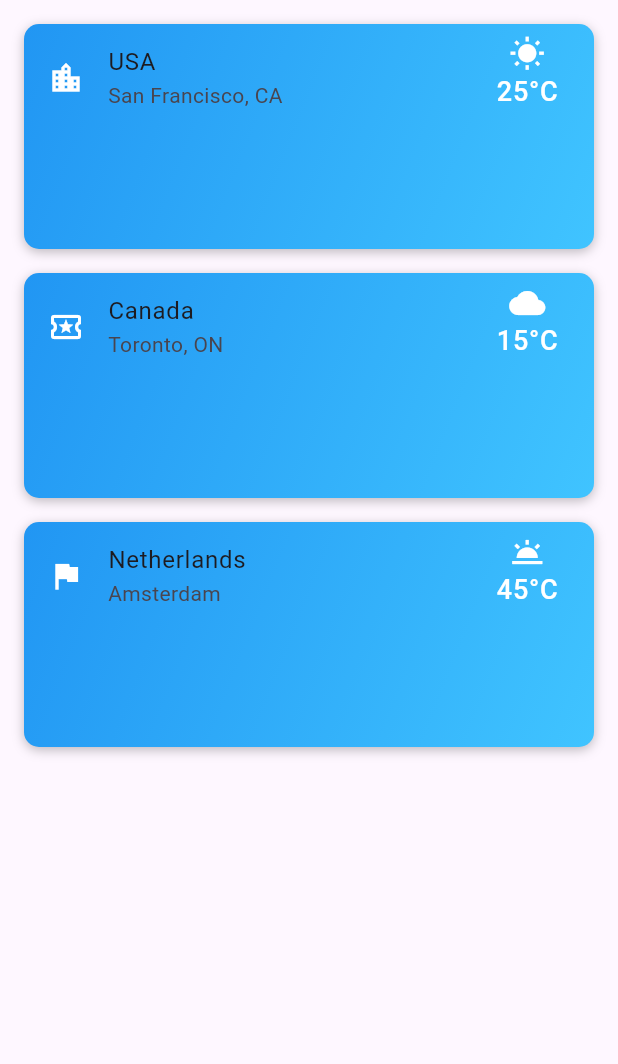
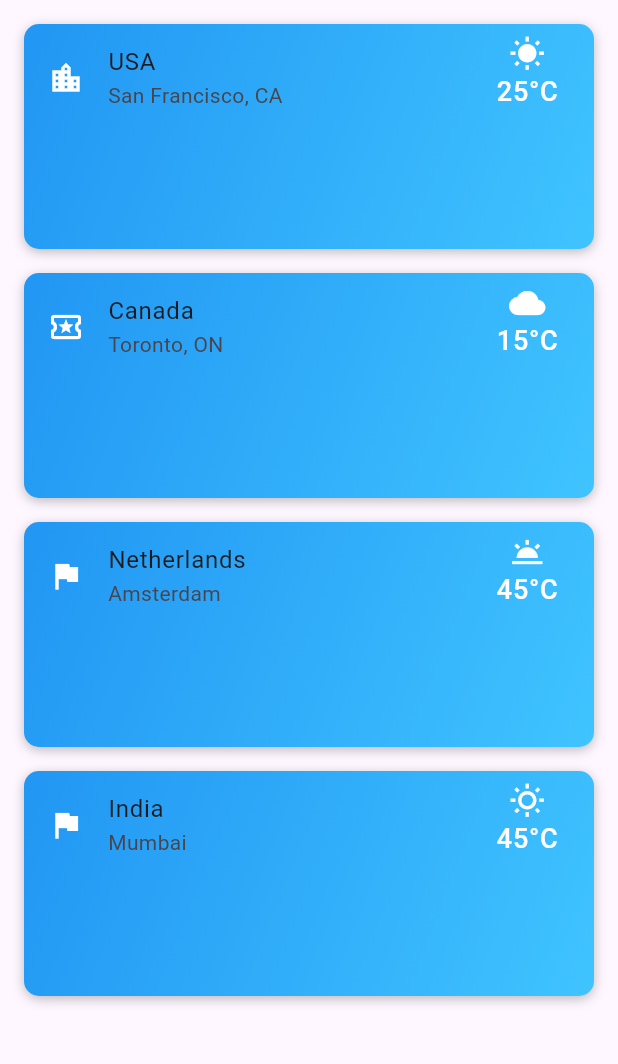
Before and after one commit to nowfal1/simple-weather-app, a Flutter app: the screen it shows after launch, on a phone screen of 412 x 824 dp, the part 84-1148 px from its top. Run offline on Flutter 3.47's test engine with Material 3 defaults, Android fonts, the phone set to English and light mode, and no system bars.

Commit message:
Last Update

```diff
--- a/lib/pages/home_page.dart
+++ b/lib/pages/home_page.dart
@@ -126,6 +126,44 @@ class home_screen extends StatelessWidget {
                   ),
                 ),
               ),
+               const SizedBox(height: 16.0),
+              Container(
+                width: 400.0,
+                height: 150.0,
+                decoration: BoxDecoration(
+                  shape: BoxShape.rectangle,
+                  borderRadius: BorderRadius.circular(10.0),
+                  boxShadow: [
+                    BoxShadow(
+                      color: Colors.black26,
+                      offset: Offset(0, 2),
+                      blurRadius: 6.0,
+                    ),
+                  ],
+                  gradient: LinearGradient(
+                    colors: [Colors.blue, Colors.lightBlueAccent],
+                    begin: Alignment.topLeft,
+                    end: Alignment.bottomRight,
+                  ),
+                ),
+                child: ListTile(
+                  title: Text('India'),
+                  subtitle: Text('Mumbai'),
+                  leading: Icon(
+                    Icons.flag,
+                    color: Colors.white,
+                  ),
+                  trailing: Column(
+                    children: [
+                      Icon(Icons.wb_sunny_outlined, color: Colors.white),
+                      Text(
+                        '45°C',
+                        style: TextStyle(color: Colors.white, fontSize: 18.0),
+                      ),
+                    ],
+                  ),
+                ),
+              ),
             ],
           ),
         ),
```
Also changed, not shown: pubspec.lock.
